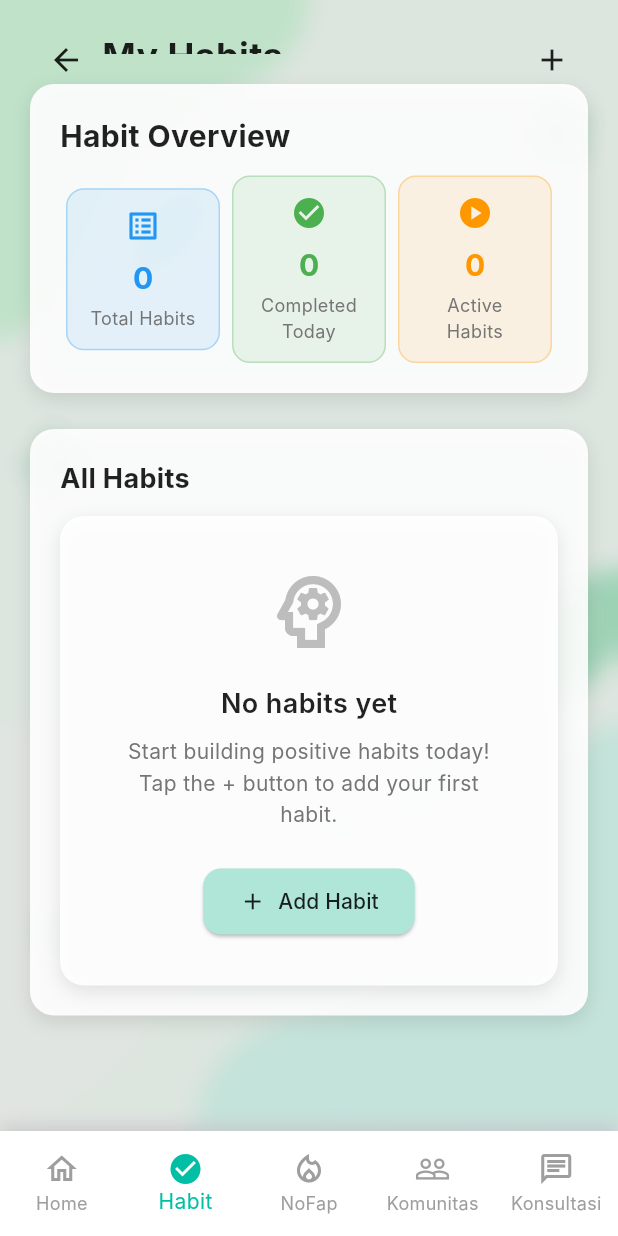
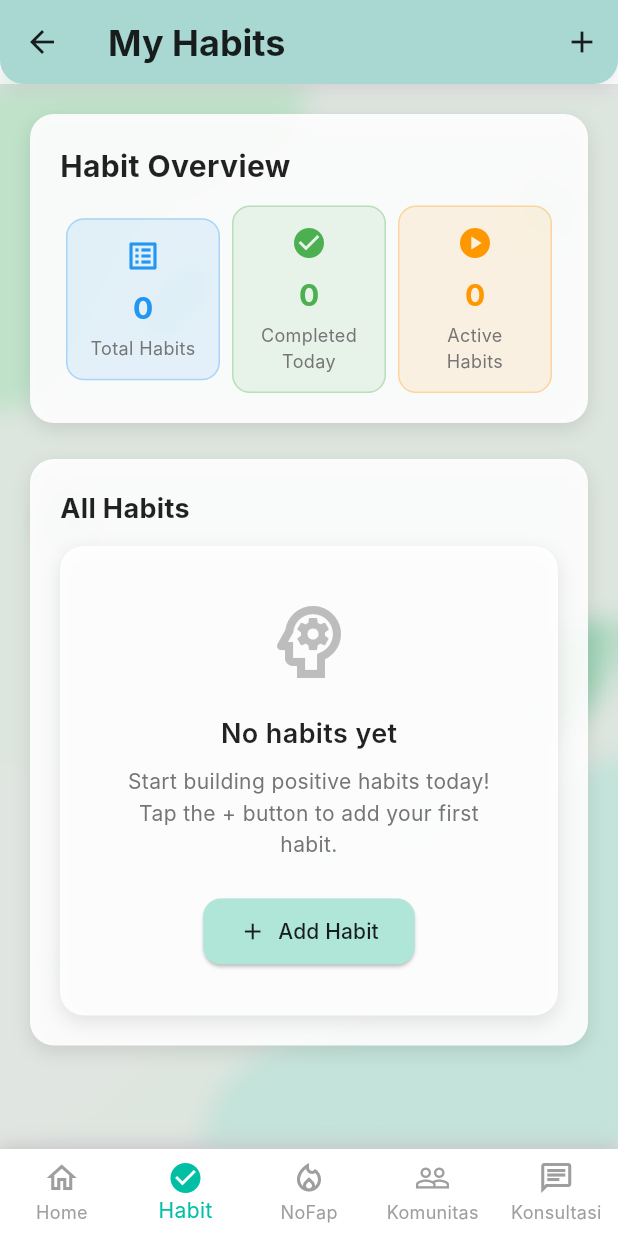
Before and after one commit to HUTAOCHAN99/PUREWILL_FIX, a Flutter app: the HabitScreen screen opened directly, on a phone screen of 412 x 824 dp. Run offline on Flutter 3.47's test engine with Material 3 defaults, Android fonts, the phone set to English and light mode, and no system bars; our stand-ins replace flutter_dotenv, flutter_local_notifications, flutter_riverpod, font_awesome_flutter, percent_indicator, supabase_flutter and 1 more; accounts and stored records are empty; Roboto replaces fonts that are missing (Inter).

```diff
--- a/lib/ui/habit-tracker/screen/badge_xp_screen.dart
+++ b/lib/ui/habit-tracker/screen/badge_xp_screen.dart
@@ -289,7 +289,7 @@ class _ContentState extends ConsumerWidget {
                 shrinkWrap: true,
                 physics: const NeverScrollableScrollPhysics(),
                 crossAxisCount: 2,
-                childAspectRatio: 3,
+                childAspectRatio: 2.6, // ⬅️ sebelumnya 3
                 crossAxisSpacing: 12,
                 mainAxisSpacing: 12,
                 children: [
@@ -619,7 +619,7 @@ class _BadgeSection extends StatelessWidget {
             crossAxisCount: 2,
             crossAxisSpacing: 12,
             mainAxisSpacing: 12,
-            childAspectRatio: 1.5,
+            childAspectRatio: 1.2,
           ),
           itemCount: badges.length,
           itemBuilder: (context, index) =>
--- a/lib/ui/habit-tracker/screen/habit_screen.dart
+++ b/lib/ui/habit-tracker/screen/habit_screen.dart
@@ -17,7 +17,6 @@ import 'package:supabase_flutter/supabase_flutter.dart';
 import 'package:purewill/data/services/badge_service.dart';
 import 'package:purewill/data/services/badge_notification_service.dart';
 import 'package:purewill/utils/habit_icon_helper.dart';
-
 
 class HabitScreen extends ConsumerStatefulWidget {
   const HabitScreen({super.key});
@@ -102,17 +101,52 @@ class _HabitScreenState extends ConsumerState<HabitScreen> {
     final List<HabitModel> userHabits = habitsState.habits;
 
     return Scaffold(
+      appBar: AppBar(
+        backgroundColor: const Color.fromRGBO(176, 230, 216, 1),
+        elevation: 4,
+        shadowColor: Colors.black.withOpacity(0.2),
+        leading: IconButton(
+          icon: const Icon(Icons.arrow_back, color: Colors.black87),
+          onPressed: () => Navigator.of(context).pop(),
+        ),
+        title: const Text(
+          'My Habits',
+          style: TextStyle(
+            fontSize: 24,
+            fontWeight: FontWeight.bold,
+            color: Colors.black87,
+          ),
+        ),
+        actions: [
+          IconButton(
+            icon: const Icon(Icons.add, color: Colors.black87),
+            onPressed: _addHabit,
+          ),
+        ],
+        shape: const RoundedRectangleBorder(
+          borderRadius: BorderRadius.only(
+            bottomLeft: Radius.circular(16),
+            bottomRight: Radius.circular(16),
+          ),
+        ),
+      ),
       body: Stack(
         children: [
+          // Background image
           Positioned.fill(
-            child: Image.asset('assets/images/home/bg.png', fit: BoxFit.cover),
+            child: Image.asset(
+              'assets/images/home/bg.png',
+              fit: BoxFit.cover,
             ),
+          ),
+          // Blur effect overlay
           Positioned.fill(
             child: BackdropFilter(
               filter: ImageFilter.blur(sigmaX: 8.0, sigmaY: 8.0),
               child: Container(color: Colors.black.withOpacity(0.1)),
             ),
           ),
+          // Content
           SafeArea(
             child: RefreshIndicator(
               onRefresh: () async {
@@ -120,47 +154,10 @@ class _HabitScreenState extends ConsumerState<HabitScreen> {
                 await ref.read(habitNotifierProvider.notifier).loadUserHabits();
                 await _loadTodayCompletionStatus();
               },
-              child: CustomScrollView(
-                slivers: [
-                  SliverAppBar(
-                    backgroundColor: Colors.transparent,
-                    elevation: 0,
-                    floating: true,
-                    snap: true,
-                    automaticallyImplyLeading: false,
-                    flexibleSpace: Container(
+              child: ListView(
                 padding: const EdgeInsets.all(20),
-                      child: Row(
                 children: [
-                          IconButton(
-                            icon: const Icon(
-                              Icons.arrow_back,
-                              color: Colors.black87,
-                            ),
-                            onPressed: () => Navigator.of(context).pop(),
-                          ),
-                          const Text(
-                            'My Habits',
-                            style: TextStyle(
-                              fontSize: 24,
-                              fontWeight: FontWeight.bold,
-                              color: Colors.black87,
-                            ),
-                          ),
-                          const Spacer(),
-                          IconButton(
-                            icon: const Icon(Icons.add, color: Colors.black87),
-                            onPressed: _addHabit,
-                          ),
-                        ],
-                      ),
-                    ),
-                  ),
-                  SliverToBoxAdapter(
-                    child: Padding(
-                      padding: const EdgeInsets.symmetric(horizontal: 20),
-                      child: Column(
-                        children: [
+                  // Habit Overview Card
                   Container(
                     padding: const EdgeInsets.all(20),
                     decoration: BoxDecoration(
@@ -187,8 +184,7 @@ class _HabitScreenState extends ConsumerState<HabitScreen> {
                         ),
                         const SizedBox(height: 12),
                         Row(
-                                  mainAxisAlignment:
-                                      MainAxisAlignment.spaceAround,
+                          mainAxisAlignment: MainAxisAlignment.spaceAround,
                           children: [
                             _buildStatCard(
                               'Total Habits',
@@ -218,6 +214,8 @@ class _HabitScreenState extends ConsumerState<HabitScreen> {
                   ),
 
                   const SizedBox(height: 24),
+
+                  // All Habits Section
                   Container(
                     padding: const EdgeInsets.all(20),
                     decoration: BoxDecoration(
@@ -248,7 +246,7 @@ class _HabitScreenState extends ConsumerState<HabitScreen> {
                     ),
                   ),
 
-                          // Bottom padding to prevent content from being hidden behind bottom nav
+                  // Bottom padding
                   const SizedBox(height: 100),
                 ],
               ),
@@ -256,12 +254,6 @@ class _HabitScreenState extends ConsumerState<HabitScreen> {
           ),
         ],
       ),
-            ),
-          ),
-        ],
-      ),
-
-      // Bottom Navigation Bar
       bottomNavigationBar: CleanBottomNavigationBar(
         currentIndex: _currentIndex,
         onTap: _onNavBarTap,
@@ -432,9 +424,9 @@ class _HabitScreenState extends ConsumerState<HabitScreen> {
   }
 
   void _addHabit() {
-    Navigator.of(
-      context,
-    ).push(MaterialPageRoute(builder: (context) => const AddHabitScreen()));
+    Navigator.of(context).push(
+      MaterialPageRoute(builder: (context) => const AddHabitScreen()),
+    );
   }
 
   void _handleHabitTap(HabitModel habit) {
--- a/lib/ui/habit-tracker/widget/clean_bottom_navigation_bar.dart
+++ b/lib/ui/habit-tracker/widget/clean_bottom_navigation_bar.dart
@@ -12,8 +12,9 @@ class CleanBottomNavigationBar extends StatelessWidget {
 
   @override
   Widget build(BuildContext context) {
-    return Container(
-      height: 70,
+    return SafeArea(
+      top: false,
+      child: Container(
         decoration: const BoxDecoration(
           color: Colors.white,
           boxShadow: [
@@ -29,7 +30,7 @@ class CleanBottomNavigationBar extends StatelessWidget {
           onTap: onTap,
           type: BottomNavigationBarType.fixed,
           backgroundColor: Colors.white,
-        selectedItemColor: const Color(0xFF00BFA5),
+          selectedItemColor: Color(0xFF00BFA5),
           unselectedItemColor: Colors.grey,
           elevation: 0,
           items: const [
@@ -60,6 +61,7 @@ class CleanBottomNavigationBar extends StatelessWidget {
             ),
           ],
         ),
+      ),
     );
   }
 }
```
Also changed, not shown: lib/data/services/badge_service.dart (+58 -32 lines), lib/data/services/badge_trigger_service.dart (+14 -4 lines), lib/ui/habit-tracker/screen/nofap_screen.dart (+37 -46 lines), pubspec.lock. Lines whose indentation alone changed are shown as unchanged.
